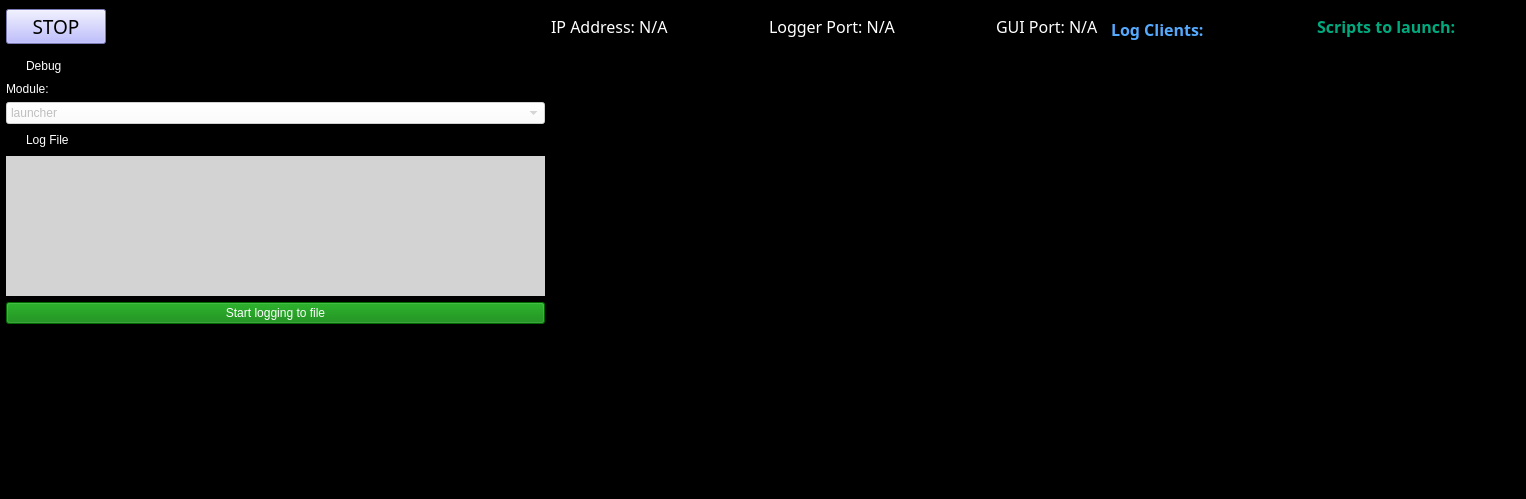
Qt form pylabnet/gui/pyqt/gui_templates/logger_remote.ui (lukingroup/pylabnet) before a commit.
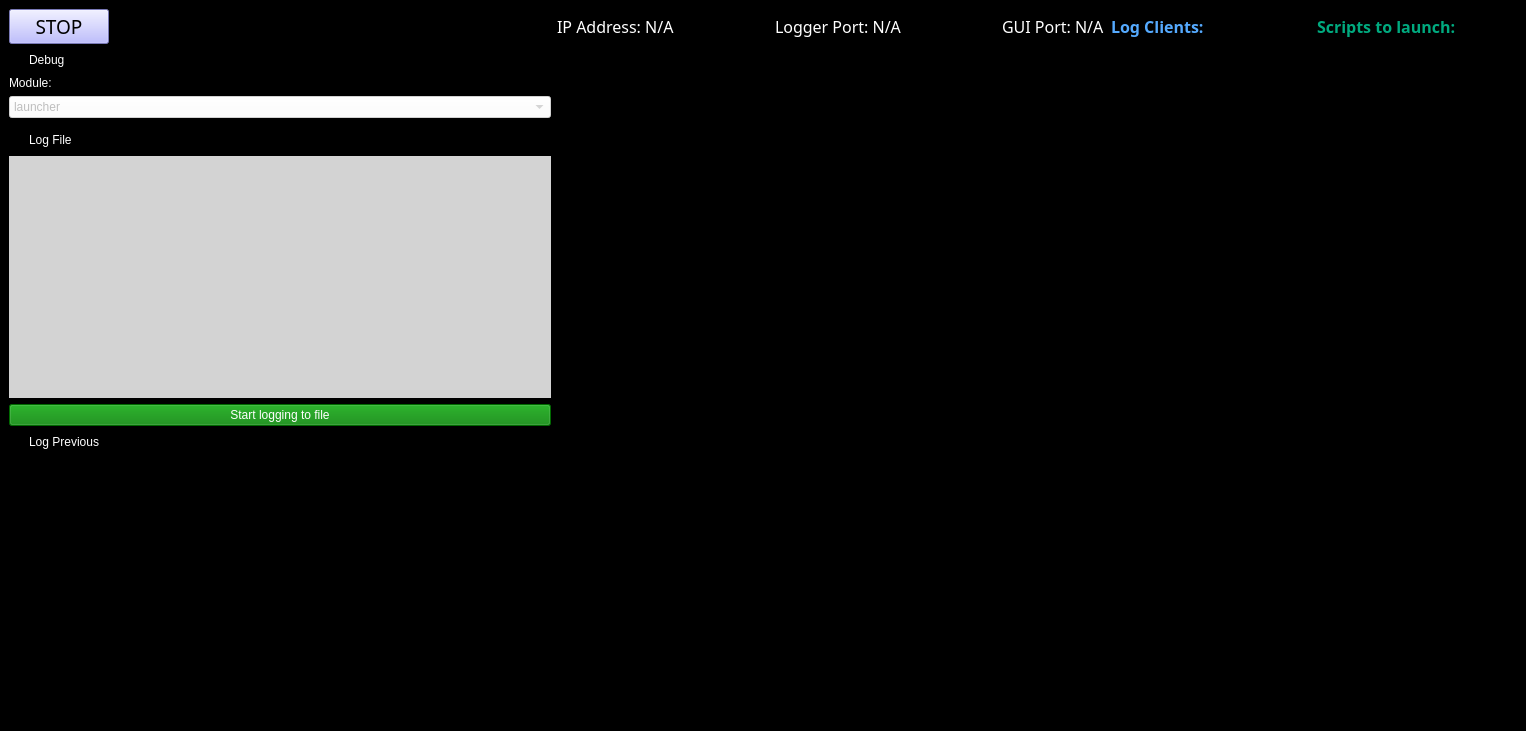
The same form after that commit.

Commit message: added previous logging capability

```diff
--- a/pylabnet/gui/pyqt/gui_templates/logger_remote.ui
+++ b/pylabnet/gui/pyqt/gui_templates/logger_remote.ui
@@ -7,7 +7,7 @@
     <x>0</x>
     <y>0</y>
     <width>1526</width>
-    <height>499</height>
+    <height>731</height>
    </rect>
   </property>
   <property name="windowTitle">
@@ -24,13 +24,170 @@
    <enum>Qt::ToolButtonIconOnly</enum>
   </property>
   <widget class="QWidget" name="centralwidget">
-   <layout class="QGridLayout" name="gridLayout" rowstretch="0,0,0,0,0,0,0,0,0" columnstretch="0,0,0,0,0">
-    <property name="leftMargin">
-     <number>6</number>
-    </property>
-    <property name="bottomMargin">
-     <number>6</number>
-    </property>
+   <layout class="QGridLayout" name="gridLayout">
+    <item row="8" column="0">
+     <layout class="QVBoxLayout" name="verticalLayout">
+      <item>
+       <widget class="QPushButton" name="logfile_status_button">
+        <property name="enabled">
+         <bool>false</bool>
+        </property>
+        <property name="styleSheet">
+         <string notr="true">color: rgb(255, 255, 255);
+background-color: green;</string>
+        </property>
+        <property name="text">
+         <string>Start logging to file</string>
+        </property>
+        <property name="checkable">
+         <bool>true</bool>
+        </property>
+       </widget>
+      </item>
+      <item>
+       <widget class="QRadioButton" name="log_previous">
+        <property name="enabled">
+         <bool>false</bool>
+        </property>
+        <property name="styleSheet">
+         <string notr="true">color: rgb(255, 255, 255);</string>
+        </property>
+        <property name="text">
+         <string>Log Previous</string>
+        </property>
+        <property name="autoExclusive">
+         <bool>false</bool>
+        </property>
+       </widget>
+      </item>
+     </layout>
+    </item>
+    <item row="2" column="2" rowspan="8">
+     <widget class="QListWidget" name="client_list">
+      <property name="maximumSize">
+       <size>
+        <width>200</width>
+        <height>16777215</height>
+       </size>
+      </property>
+      <property name="font">
+       <font>
+        <family>Calibri Light</family>
+        <pointsize>12</pointsize>
+       </font>
+      </property>
+      <property name="toolTip">
+       <string/>
+      </property>
+      <property name="styleSheet">
+       <string notr="true">color: rgb(85, 170, 255);</string>
+      </property>
+      <property name="frameShape">
+       <enum>QFrame::NoFrame</enum>
+      </property>
+     </widget>
+    </item>
+    <item row="1" column="1">
+     <layout class="QHBoxLayout" name="horizontalLayout_5">
+      <property name="spacing">
+       <number>100</number>
+      </property>
+      <item>
+       <widget class="QLabel" name="ip_label">
+        <property name="font">
+         <font>
+          <family>Calibri Light</family>
+          <pointsize>12</pointsize>
+          <weight>3</weight>
+          <italic>false</italic>
+          <bold>false</bold>
+         </font>
+        </property>
+        <property name="styleSheet">
+         <string notr="true">color: rgb(255, 255, 255);
+font: 25 12pt &quot;Calibri Light&quot;;</string>
+        </property>
+        <property name="text">
+         <string>&lt;html&gt;&lt;head/&gt;&lt;body&gt;&lt;p&gt;&lt;span style=&quot; color:#ffffff;&quot;&gt;IP Address: N/A&lt;/span&gt;&lt;/p&gt;&lt;/body&gt;&lt;/html&gt;</string>
+        </property>
+       </widget>
+      </item>
+      <item>
+       <widget class="QLabel" name="logger_label">
+        <property name="font">
+         <font>
+          <family>Calibri Light</family>
+          <pointsize>12</pointsize>
+          <weight>3</weight>
+          <italic>false</italic>
+          <bold>false</bold>
+         </font>
+        </property>
+        <property name="styleSheet">
+         <string notr="true">color: rgb(255, 255, 255);
+font: 25 12pt &quot;Calibri Light&quot;;</string>
+        </property>
+        <property name="text">
+         <string>&lt;html&gt;&lt;head/&gt;&lt;body&gt;&lt;p&gt;&lt;span style=&quot; color:#ffffff;&quot;&gt;Logger Port: N/A&lt;/span&gt;&lt;/p&gt;&lt;/body&gt;&lt;/html&gt;</string>
+        </property>
+       </widget>
+      </item>
+      <item>
+       <widget class="QLabel" name="gui_label">
+        <property name="font">
+         <font>
+          <family>Calibri Light</family>
+          <pointsize>12</pointsize>
+          <weight>3</weight>
+          <italic>false</italic>
+          <bold>false</bold>
+         </font>
+        </property>
+        <property name="styleSheet">
+         <string notr="true">color: rgb(255, 255, 255);
+font: 25 12pt &quot;Calibri Light&quot;;</string>
+        </property>
+        <property name="text">
+         <string>&lt;html&gt;&lt;head/&gt;&lt;body&gt;&lt;p&gt;&lt;span style=&quot; color:#ffffff;&quot;&gt;GUI Port: N/A&lt;/span&gt;&lt;/p&gt;&lt;/body&gt;&lt;/html&gt;</string>
+        </property>
+       </widget>
+      </item>
+     </layout>
+    </item>
+    <item row="1" column="0">
+     <widget class="QPushButton" name="stop_button">
+      <property name="enabled">
+       <bool>true</bool>
+      </property>
+      <property name="maximumSize">
+       <size>
+        <width>100</width>
+        <height>100</height>
+       </size>
+      </property>
+      <property name="font">
+       <font>
+        <family>Calibri Light</family>
+        <pointsize>14</pointsize>
+       </font>
+      </property>
+      <property name="mouseTracking">
+       <bool>false</bool>
+      </property>
+      <property name="autoFillBackground">
+       <bool>false</bool>
+      </property>
+      <property name="styleSheet">
+       <string notr="true">background-color: rgb(170, 170, 255);</string>
+      </property>
+      <property name="text">
+       <string>STOP</string>
+      </property>
+      <property name="checkable">
+       <bool>true</bool>
+      </property>
+     </widget>
+    </item>
     <item row="4" column="0">
      <widget class="QComboBox" name="debug_comboBox">
       <property name="enabled">
@@ -62,24 +219,8 @@
       </item>
      </widget>
     </item>
-    <item row="3" column="0">
-     <widget class="QLabel" name="debug_label">
-      <property name="enabled">
-       <bool>false</bool>
-      </property>
-      <property name="visible">
-       <bool>false</bool>
-      </property>
-      <property name="styleSheet">
-       <string notr="true">color: rgb(255, 255, 255);</string>
-      </property>
-      <property name="text">
-       <string>Module:</string>
-      </property>
-     </widget>
-    </item>
-    <item row="2" column="3" rowspan="7">
-     <widget class="QListWidget" name="client_list">
+    <item row="1" column="2">
+     <widget class="QLabel" name="label">
       <property name="maximumSize">
        <size>
         <width>200</width>
@@ -98,16 +239,13 @@
       <property name="styleSheet">
        <string notr="true">color: rgb(85, 170, 255);</string>
       </property>
-      <property name="frameShape">
-       <enum>QFrame::NoFrame</enum>
+      <property name="text">
+       <string>&lt;html&gt;&lt;head/&gt;&lt;body&gt;&lt;p&gt;&lt;span style=&quot; font-weight:600;&quot;&gt;Log Clients:&lt;/span&gt;&lt;/p&gt;&lt;/body&gt;&lt;/html&gt;</string>
       </property>
      </widget>
     </item>
-    <item row="2" column="4" rowspan="7">
-     <widget class="QListWidget" name="script_list">
-      <property name="enabled">
-       <bool>true</bool>
-      </property>
+    <item row="1" column="3">
+     <widget class="QLabel" name="label_2">
       <property name="maximumSize">
        <size>
         <width>200</width>
@@ -126,36 +264,8 @@
       <property name="styleSheet">
        <string notr="true">color: rgb(0, 170, 127);</string>
       </property>
-      <property name="frameShape">
-       <enum>QFrame::NoFrame</enum>
-      </property>
-      <property name="flow">
-       <enum>QListView::TopToBottom</enum>
-      </property>
-      <property name="viewMode">
-       <enum>QListView::IconMode</enum>
-      </property>
-     </widget>
-    </item>
-    <item row="8" column="0">
-     <widget class="QTextBrowser" name="buffer_terminal">
-      <property name="maximumSize">
-       <size>
-        <width>100</width>
-        <height>16777215</height>
-       </size>
-      </property>
-      <property name="frameShape">
-       <enum>QFrame::NoFrame</enum>
-      </property>
-      <property name="verticalScrollBarPolicy">
-       <enum>Qt::ScrollBarAlwaysOff</enum>
-      </property>
-      <property name="horizontalScrollBarPolicy">
-       <enum>Qt::ScrollBarAlwaysOff</enum>
-      </property>
-      <property name="overwriteMode">
-       <bool>false</bool>
+      <property name="text">
+       <string>&lt;html&gt;&lt;head/&gt;&lt;body&gt;&lt;p&gt;&lt;span style=&quot; font-weight:600;&quot;&gt;Scripts to launch:&lt;/span&gt;&lt;/p&gt;&lt;/body&gt;&lt;/html&gt;</string>
       </property>
      </widget>
     </item>
@@ -172,7 +282,7 @@
       </property>
      </widget>
     </item>
-    <item row="2" column="1" rowspan="7" colspan="2">
+    <item row="2" column="1" rowspan="6">
      <widget class="QTextBrowser" name="terminal">
       <property name="enabled">
        <bool>true</bool>
@@ -191,85 +301,7 @@
       </property>
      </widget>
     </item>
-    <item row="0" column="3" rowspan="2">
-     <widget class="QLabel" name="label">
-      <property name="maximumSize">
-       <size>
-        <width>200</width>
-        <height>16777215</height>
-       </size>
-      </property>
-      <property name="font">
-       <font>
-        <family>Calibri Light</family>
-        <pointsize>12</pointsize>
-       </font>
-      </property>
-      <property name="styleSheet">
-       <string notr="true">color: rgb(85, 170, 255);</string>
-      </property>
-      <property name="text">
-       <string>&lt;html&gt;&lt;head/&gt;&lt;body&gt;&lt;p&gt;&lt;span style=&quot; font-weight:600;&quot;&gt;Log Clients:&lt;/span&gt;&lt;/p&gt;&lt;/body&gt;&lt;/html&gt;</string>
-      </property>
-     </widget>
-    </item>
-    <item row="0" column="4">
-     <widget class="QLabel" name="label_2">
-      <property name="maximumSize">
-       <size>
-        <width>200</width>
-        <height>16777215</height>
-       </size>
-      </property>
-      <property name="font">
-       <font>
-        <family>Calibri Light</family>
-        <pointsize>12</pointsize>
-       </font>
-      </property>
-      <property name="styleSheet">
-       <string notr="true">color: rgb(0, 170, 127);</string>
-      </property>
-      <property name="text">
-       <string>&lt;html&gt;&lt;head/&gt;&lt;body&gt;&lt;p&gt;&lt;span style=&quot; font-weight:600;&quot;&gt;Scripts to launch:&lt;/span&gt;&lt;/p&gt;&lt;/body&gt;&lt;/html&gt;</string>
-      </property>
-     </widget>
-    </item>
-    <item row="0" column="0">
-     <widget class="QPushButton" name="stop_button">
-      <property name="enabled">
-       <bool>true</bool>
-      </property>
-      <property name="maximumSize">
-       <size>
-        <width>100</width>
-        <height>100</height>
-       </size>
-      </property>
-      <property name="font">
-       <font>
-        <family>Calibri Light</family>
-        <pointsize>14</pointsize>
-       </font>
-      </property>
-      <property name="mouseTracking">
-       <bool>false</bool>
-      </property>
-      <property name="autoFillBackground">
-       <bool>false</bool>
-      </property>
-      <property name="styleSheet">
-       <string notr="true">background-color: rgb(170, 170, 255);</string>
-      </property>
-      <property name="text">
-       <string>STOP</string>
-      </property>
-      <property name="checkable">
-       <bool>true</bool>
-      </property>
-     </widget>
-    </item>
-    <item row="6" column="0">
+    <item row="7" column="0">
      <widget class="QTreeView" name="file_viewer">
       <property name="enabled">
        <bool>false</bool>
@@ -282,74 +314,41 @@
       </property>
      </widget>
     </item>
-    <item row="0" column="1">
-     <layout class="QHBoxLayout" name="horizontalLayout_5">
-      <property name="spacing">
-       <number>100</number>
+    <item row="2" column="3" rowspan="8">
+     <widget class="QListWidget" name="script_list">
+      <property name="enabled">
+       <bool>true</bool>
       </property>
-      <item>
-       <widget class="QLabel" name="ip_label">
-        <property name="font">
-         <font>
-          <family>Calibri Light</family>
-          <pointsize>12</pointsize>
-          <weight>3</weight>
-          <italic>false</italic>
-          <bold>false</bold>
-         </font>
-        </property>
-        <property name="styleSheet">
-         <string notr="true">color: rgb(255, 255, 255);
-font: 25 12pt &quot;Calibri Light&quot;;</string>
-        </property>
-        <property name="text">
-         <string>&lt;html&gt;&lt;head/&gt;&lt;body&gt;&lt;p&gt;&lt;span style=&quot; color:#ffffff;&quot;&gt;IP Address: N/A&lt;/span&gt;&lt;/p&gt;&lt;/body&gt;&lt;/html&gt;</string>
-        </property>
-       </widget>
-      </item>
-      <item>
-       <widget class="QLabel" name="logger_label">
-        <property name="font">
-         <font>
-          <family>Calibri Light</family>
-          <pointsize>12</pointsize>
-          <weight>3</weight>
-          <italic>false</italic>
-          <bold>false</bold>
-         </font>
-        </property>
-        <property name="styleSheet">
-         <string notr="true">color: rgb(255, 255, 255);
-font: 25 12pt &quot;Calibri Light&quot;;</string>
-        </property>
-        <property name="text">
-         <string>&lt;html&gt;&lt;head/&gt;&lt;body&gt;&lt;p&gt;&lt;span style=&quot; color:#ffffff;&quot;&gt;Logger Port: N/A&lt;/span&gt;&lt;/p&gt;&lt;/body&gt;&lt;/html&gt;</string>
-        </property>
-       </widget>
-      </item>
-      <item>
-       <widget class="QLabel" name="gui_label">
-        <property name="font">
-         <font>
-          <family>Calibri Light</family>
-          <pointsize>12</pointsize>
-          <weight>3</weight>
-          <italic>false</italic>
-          <bold>false</bold>
-         </font>
-        </property>
-        <property name="styleSheet">
-         <string notr="true">color: rgb(255, 255, 255);
-font: 25 12pt &quot;Calibri Light&quot;;</string>
-        </property>
-        <property name="text">
-         <string>&lt;html&gt;&lt;head/&gt;&lt;body&gt;&lt;p&gt;&lt;span style=&quot; color:#ffffff;&quot;&gt;GUI Port: N/A&lt;/span&gt;&lt;/p&gt;&lt;/body&gt;&lt;/html&gt;</string>
-        </property>
-       </widget>
-      </item>
-     </layout>
+      <property name="maximumSize">
+       <size>
+        <width>200</width>
+        <height>16777215</height>
+       </size>
+      </property>
+      <property name="font">
+       <font>
+        <family>Calibri Light</family>
+        <pointsize>12</pointsize>
+       </font>
+      </property>
+      <property name="toolTip">
+       <string/>
+      </property>
+      <property name="styleSheet">
+       <string notr="true">color: rgb(0, 170, 127);</string>
+      </property>
+      <property name="frameShape">
+       <enum>QFrame::NoFrame</enum>
+      </property>
+      <property name="flow">
+       <enum>QListView::TopToBottom</enum>
+      </property>
+      <property name="viewMode">
+       <enum>QListView::IconMode</enum>
+      </property>
+     </widget>
     </item>
-    <item row="5" column="0">
+    <item row="6" column="0">
      <widget class="QRadioButton" name="log_file_button">
       <property name="styleSheet">
        <string notr="true">color: rgb(255, 255, 255);</string>
@@ -362,20 +361,38 @@
       </property>
      </widget>
     </item>
-    <item row="7" column="0">
-     <widget class="QPushButton" name="logfile_status_button">
+    <item row="9" column="0">
+     <widget class="QTextBrowser" name="buffer_terminal">
+      <property name="maximumSize">
+       <size>
+        <width>100</width>
+        <height>16777215</height>
+       </size>
+      </property>
+      <property name="frameShape">
+       <enum>QFrame::NoFrame</enum>
+      </property>
+      <property name="verticalScrollBarPolicy">
+       <enum>Qt::ScrollBarAlwaysOff</enum>
+      </property>
+      <property name="horizontalScrollBarPolicy">
+       <enum>Qt::ScrollBarAlwaysOff</enum>
+      </property>
+      <property name="overwriteMode">
+       <bool>false</bool>
+      </property>
+     </widget>
+    </item>
+    <item row="3" column="0">
+     <widget class="QLabel" name="debug_label">
       <property name="enabled">
        <bool>false</bool>
       </property>
       <property name="styleSheet">
-       <string notr="true">color: rgb(255, 255, 255);
-background-color: green;</string>
+       <string notr="true">color: rgb(255, 255, 255);</string>
       </property>
       <property name="text">
-       <string>Start logging to file</string>
-      </property>
-      <property name="checkable">
-       <bool>true</bool>
+       <string>Module:</string>
       </property>
      </widget>
     </item>
```
Left out of the diff: 11 changed lines with no effect on the pictures. The commit also changes 2 other files.
